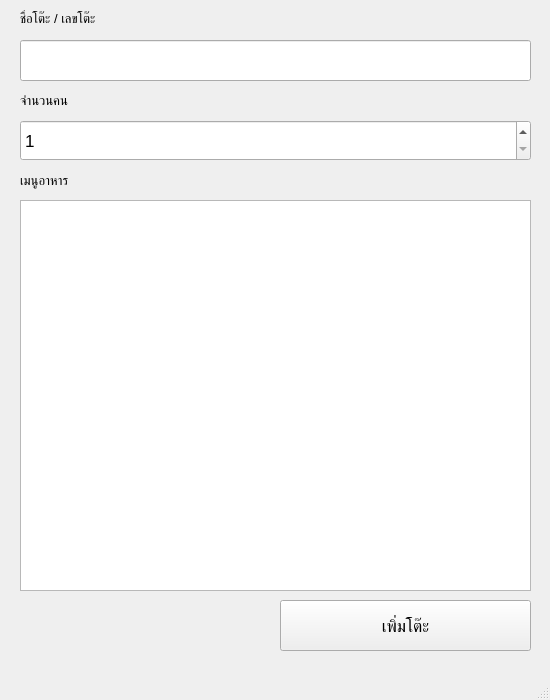
Qt form addtable.ui (kantee2540/RestaurantManage) before a commit.
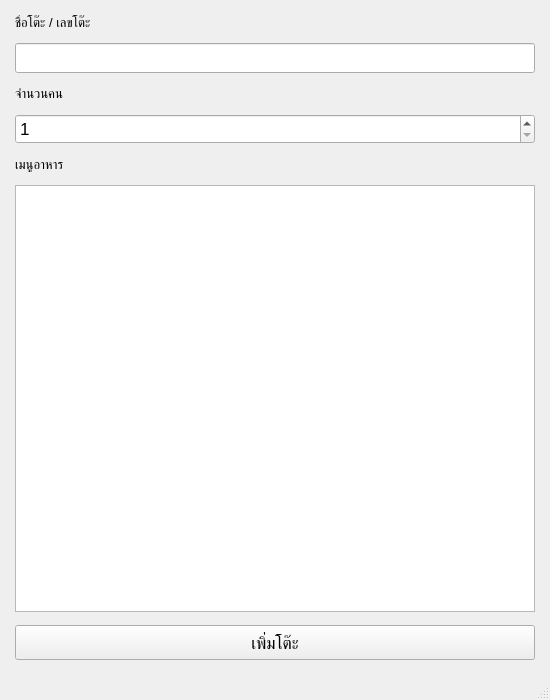
The same form after that commit.

Commit message: Add view menu and add menu feature

What changed in the file:
```diff
--- a/addtable.ui
+++ b/addtable.ui
@@ -31,14 +31,47 @@
    <string>Add Table</string>
   </property>
   <widget class="QWidget" name="centralwidget">
+   <layout class="QGridLayout" name="gridLayout">
+    <property name="leftMargin">
+     <number>15</number>
+    </property>
+    <property name="topMargin">
+     <number>15</number>
+    </property>
+    <property name="rightMargin">
+     <number>15</number>
+    </property>
+    <property name="bottomMargin">
+     <number>15</number>
+    </property>
+    <property name="verticalSpacing">
+     <number>13</number>
+    </property>
+    <item row="0" column="0">
+     <widget class="QLabel" name="label">
+      <property name="font">
+       <font>
+        <pointsize>10</pointsize>
+       </font>
+      </property>
+      <property name="text">
+       <string>ชื่อโต๊ะ / เลขโต๊ะ</string>
+      </property>
+     </widget>
+    </item>
+    <item row="1" column="0" colspan="2">
    <widget class="QLineEdit" name="table_name_lineedit">
-    <property name="geometry">
-     <rect>
-      <x>20</x>
-      <y>40</y>
-      <width>511</width>
-      <height>41</height>
-     </rect>
+      <property name="minimumSize">
+       <size>
+        <width>0</width>
+        <height>30</height>
+       </size>
+      </property>
+      <property name="maximumSize">
+       <size>
+        <width>16777215</width>
+        <height>30</height>
+       </size>
     </property>
     <property name="font">
      <font>
@@ -49,74 +82,9 @@
      <string/>
     </property>
    </widget>
-   <widget class="QLabel" name="label">
-    <property name="geometry">
-     <rect>
-      <x>20</x>
-      <y>10</y>
-      <width>171</width>
-      <height>16</height>
-     </rect>
-    </property>
-    <property name="font">
-     <font>
-      <pointsize>10</pointsize>
-     </font>
-    </property>
-    <property name="text">
-     <string>ชื่อโต๊ะ / เลขโต๊ะ</string>
-    </property>
-   </widget>
-   <widget class="QLabel" name="label_2">
-    <property name="geometry">
-     <rect>
-      <x>20</x>
-      <y>170</y>
-      <width>171</width>
-      <height>21</height>
-     </rect>
-    </property>
-    <property name="font">
-     <font>
-      <pointsize>10</pointsize>
-     </font>
-    </property>
-    <property name="text">
-     <string>เมนูอาหาร</string>
-    </property>
-   </widget>
-   <widget class="QTableView" name="menu_table">
-    <property name="geometry">
-     <rect>
-      <x>20</x>
-      <y>200</y>
-      <width>511</width>
-      <height>391</height>
-     </rect>
-    </property>
-   </widget>
-   <widget class="QPushButton" name="add_table_button">
-    <property name="geometry">
-     <rect>
-      <x>280</x>
-      <y>600</y>
-      <width>251</width>
-      <height>51</height>
-     </rect>
-    </property>
-    <property name="text">
-     <string>เพิ่มโต๊ะ</string>
-    </property>
-   </widget>
+    </item>
+    <item row="2" column="0">
    <widget class="QLabel" name="label_3">
-    <property name="geometry">
-     <rect>
-      <x>20</x>
-      <y>90</y>
-      <width>171</width>
-      <height>21</height>
-     </rect>
-    </property>
     <property name="font">
      <font>
       <pointsize>10</pointsize>
@@ -126,14 +94,20 @@
      <string>จำนวนคน</string>
     </property>
    </widget>
+    </item>
+    <item row="3" column="0" colspan="2">
    <widget class="QSpinBox" name="person_spinBox">
-    <property name="geometry">
-     <rect>
-      <x>20</x>
-      <y>120</y>
-      <width>511</width>
-      <height>41</height>
-     </rect>
+      <property name="minimumSize">
+       <size>
+        <width>0</width>
+        <height>30</height>
+       </size>
+      </property>
+      <property name="maximumSize">
+       <size>
+        <width>16777215</width>
+        <height>30</height>
+       </size>
     </property>
     <property name="locale">
      <locale language="English" country="UnitedStates"/>
@@ -142,6 +116,42 @@
      <number>1</number>
     </property>
    </widget>
+    </item>
+    <item row="4" column="0">
+     <widget class="QLabel" name="label_2">
+      <property name="font">
+       <font>
+        <pointsize>10</pointsize>
+       </font>
+      </property>
+      <property name="text">
+       <string>เมนูอาหาร</string>
+      </property>
+     </widget>
+    </item>
+    <item row="5" column="0" colspan="2">
+     <widget class="QTableView" name="menu_table"/>
+    </item>
+    <item row="6" column="0" colspan="2">
+     <widget class="QPushButton" name="add_table_button">
+      <property name="minimumSize">
+       <size>
+        <width>0</width>
+        <height>35</height>
+       </size>
+      </property>
+      <property name="maximumSize">
+       <size>
+        <width>16777215</width>
+        <height>35</height>
+       </size>
+      </property>
+      <property name="text">
+       <string>เพิ่มโต๊ะ</string>
+      </property>
+     </widget>
+    </item>
+   </layout>
   </widget>
   <widget class="QMenuBar" name="menubar">
    <property name="geometry">
```
Lines whose indentation alone changed are shown as unchanged. The commit also changes 7 other files.
